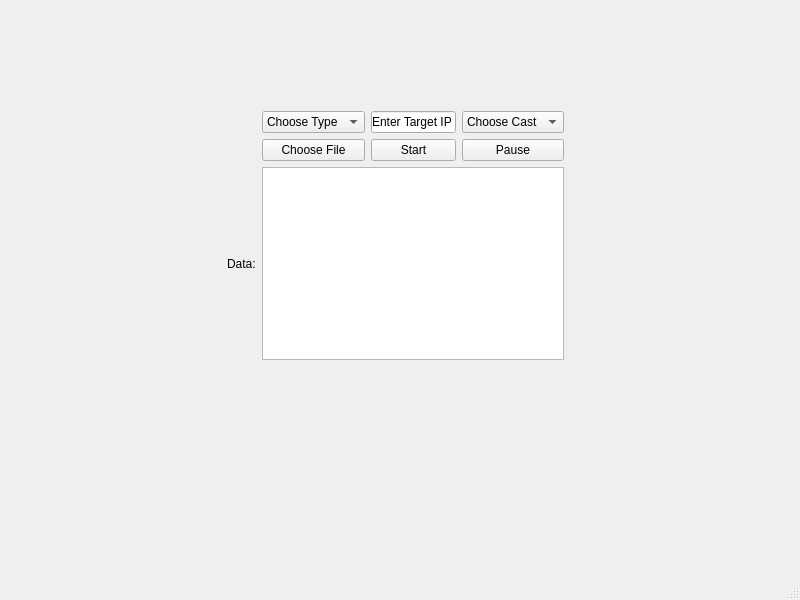
This is UDPsendrecv/mainwindow.ui in aydinguler/udp-audio-stream as Qt 5 draws it before an edit. The edited form follows.
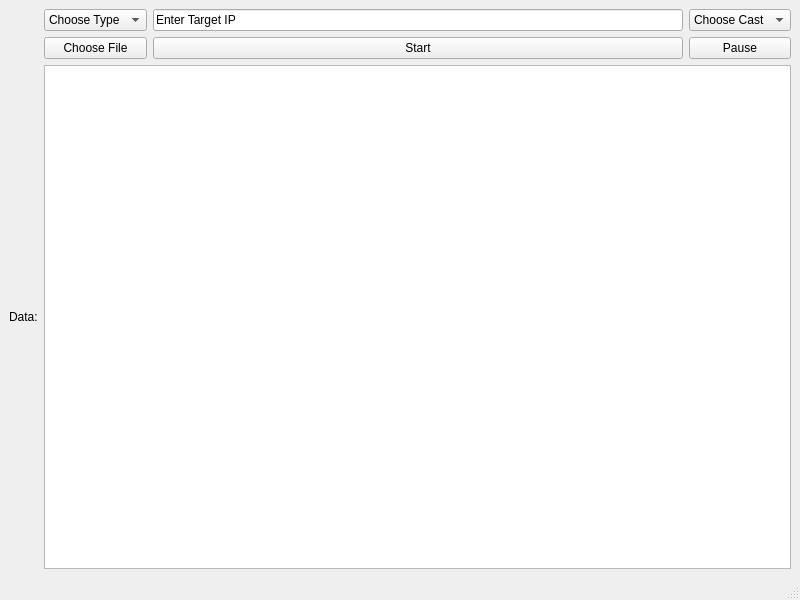
This is the edited form.

What changed in the file:
```diff
--- a/UDPsendrecv/mainwindow.ui
+++ b/UDPsendrecv/mainwindow.ui
@@ -14,15 +14,8 @@
    <string>Audio Stream</string>
   </property>
   <widget class="QWidget" name="centralwidget">
-   <widget class="QWidget" name="">
-    <property name="geometry">
-     <rect>
-      <x>227</x>
-      <y>111</y>
-      <width>337</width>
-      <height>249</height>
-     </rect>
-    </property>
+   <layout class="QGridLayout" name="gridLayout_2">
+    <item row="0" column="0">
     <layout class="QGridLayout" name="gridLayout">
      <item row="0" column="1">
       <widget class="QComboBox" name="comboBox">
@@ -116,7 +109,8 @@
       <widget class="QTextBrowser" name="textBrowser"/>
      </item>
     </layout>
-   </widget>
+    </item>
+   </layout>
   </widget>
   <widget class="QMenuBar" name="menubar">
    <property name="geometry">
```
Lines whose indentation alone changed are shown as unchanged.
